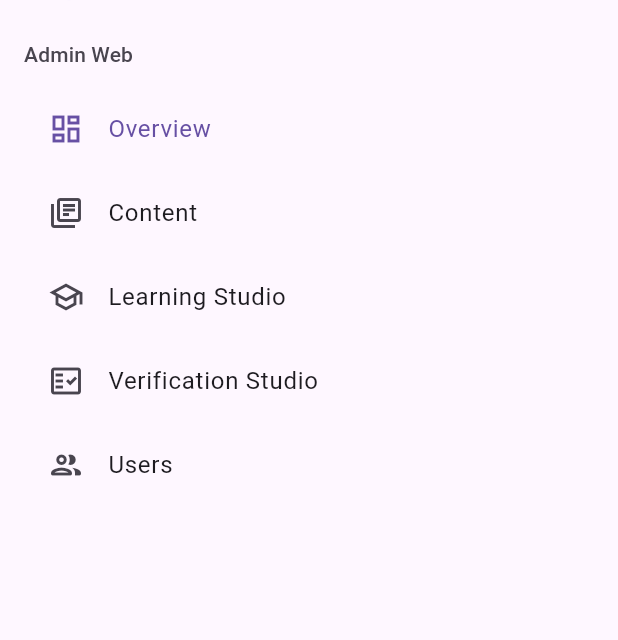
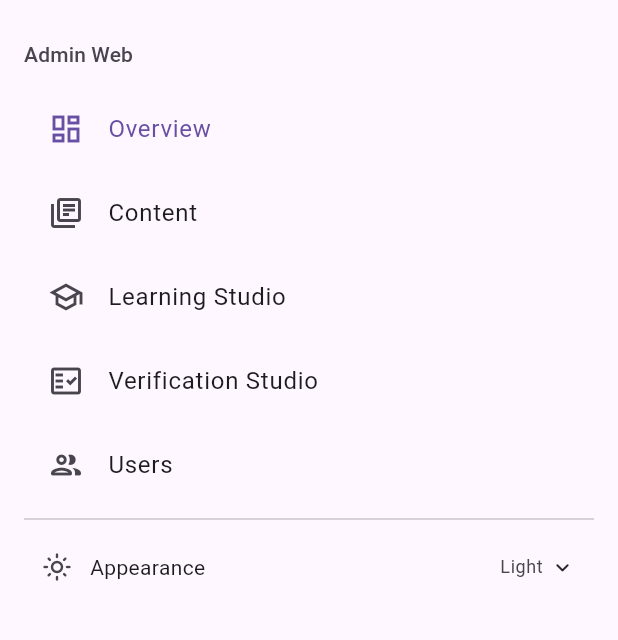
Before and after one commit to japsTrynHard/PromptWise, a Flutter app: the _AdminDrawer widget shown alone on an empty page, opened directly with empty values, on a phone screen of 412 x 824 dp, the part 105-745 px from its top. Run offline on Flutter 3.47's test engine with Material 3 defaults, Android fonts, the phone set to English and light mode, and no system bars; our stand-ins replace google_fonts, shared_preferences, supabase_flutter, video_player; missing offline and left inert: dart:ui_web; accounts and stored records are empty.

Commit message:
Add persisted Light Dark and System appearance controls for admin

```diff
--- /dev/null
+++ b/lib/presentation/widgets/admin_appearance_menu.dart
@@ -0,0 +1,84 @@
+import 'package:flutter/material.dart';
+import 'package:provider/provider.dart';
+
+import '../controllers/theme_controller.dart';
+
+/// Uses the app's existing persisted preference, including device appearance.
+class AdminAppearanceMenu extends StatelessWidget {
+  final bool compact;
+  const AdminAppearanceMenu({super.key, this.compact = false});
+
+  @override
+  Widget build(BuildContext context) {
+    final controller = context.watch<ThemeController>();
+    final mode = controller.themeMode;
+    final theme = Theme.of(context);
+    return PopupMenuButton<ThemeMode>(
+      tooltip: 'Appearance',
+      initialValue: mode,
+      constraints: const BoxConstraints(minWidth: 220),
+      onSelected: controller.setThemeMode,
+      itemBuilder: (_) => [
+        for (final option in const [
+          ThemeMode.light,
+          ThemeMode.dark,
+          ThemeMode.system,
+        ])
+          PopupMenuItem(
+            value: option,
+            child: Row(
+              children: [
+                Icon(_icon(option), size: 20),
+                const SizedBox(width: 12),
+                Text(_label(option)),
+                const Spacer(),
+                if (mode == option)
+                  Icon(
+                    Icons.check_rounded,
+                    size: 20,
+                    color: theme.colorScheme.primary,
+                  ),
+              ],
+            ),
+          ),
+      ],
+      icon: compact ? Icon(_icon(mode)) : null,
+      child: compact
+          ? null
+          : Padding(
+              padding: const EdgeInsets.symmetric(horizontal: 12, vertical: 14),
+              child: Row(
+                children: [
+                  Icon(
+                    _icon(mode),
+                    size: 20,
+                    color: theme.colorScheme.onSurfaceVariant,
+                  ),
+                  const SizedBox(width: 12),
+                  const Expanded(child: Text('Appearance')),
+                  Text(
+                    _label(mode),
+                    style: theme.textTheme.bodySmall?.copyWith(
+                      color: theme.colorScheme.onSurfaceVariant,
+                    ),
+                  ),
+                  const SizedBox(width: 4),
+                  const Icon(Icons.expand_more_rounded, size: 18),
+                ],
+              ),
+            ),
+    );
+  }
+
+  static String _label(ThemeMode mode) => switch (mode) {
+    ThemeMode.light => 'Light',
+    ThemeMode.dark => 'Dark',
+    ThemeMode.system => 'System',
+  };
+
+  static IconData _icon(ThemeMode mode) => switch (mode) {
+    ThemeMode.light => Icons.light_mode_outlined,
+    ThemeMode.dark => Icons.dark_mode_outlined,
+    ThemeMode.system => Icons.brightness_auto_outlined,
+  };
+}
```
Also changed, not shown: lib/presentation/screens/admin/admin_dashboard_screen.dart (+28 -11 lines), 1 other file.
